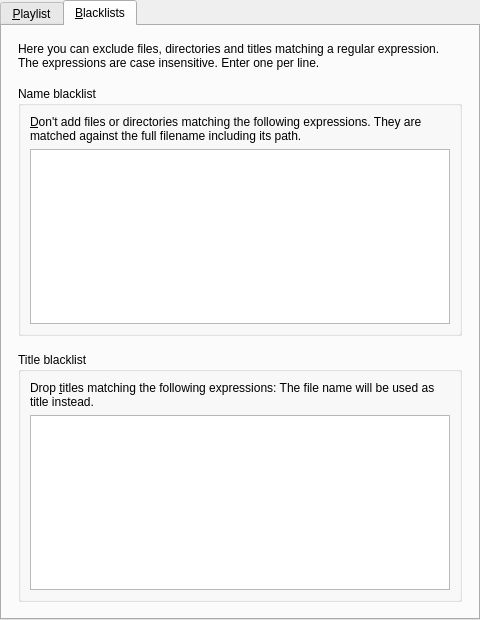
The window that src/gui/pref/playlistsection.ui (wilbert2000/wzplayer) describes before a commit, drawn with Qt 5.
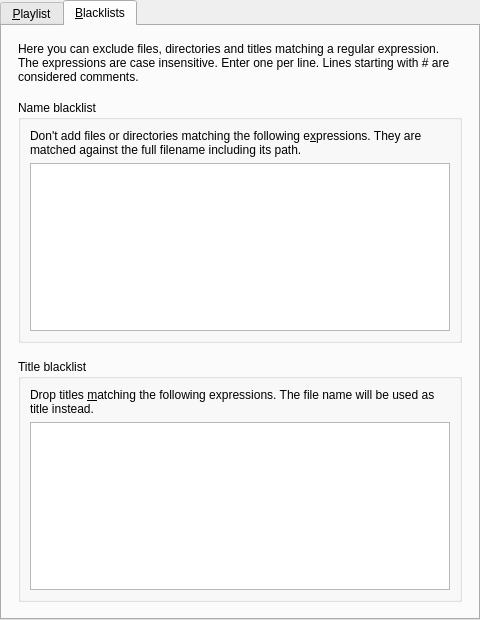
The same window after the commit. The open tabs and pages were chosen to show the change.

Commit message: Allow comments in blacklists

Patch:
```diff
--- a/src/gui/pref/playlistsection.ui
+++ b/src/gui/pref/playlistsection.ui
@@ -203,7 +203,7 @@
        <item>
         <widget class="QLabel" name="label_2">
          <property name="text">
-          <string>Here you can exclude files, directories and titles matching a regular expression. The expressions are case insensitive. Enter one per line.</string>
+          <string>Here you can exclude files, directories and titles matching a regular expression. The expressions are case insensitive. Enter one per line. Lines starting with # are considered comments.</string>
          </property>
          <property name="wordWrap">
           <bool>true</bool>
@@ -222,7 +222,7 @@
           <item>
            <widget class="QLabel" name="name_blacklist_label">
             <property name="text">
-             <string>&amp;Don't add files or directories matching the following expressions. They are matched against the full filename including its path.</string>
+             <string>Don't add files or directories matching the following e&amp;xpressions. They are matched against the full filename including its path.</string>
             </property>
             <property name="wordWrap">
              <bool>true</bool>
@@ -257,7 +257,7 @@
           <item>
            <widget class="QLabel" name="title_blacklist_label">
             <property name="text">
-             <string>Drop &amp;titles matching the following expressions: The file name will be used as title instead.</string>
+             <string>Drop titles &amp;matching the following expressions. The file name will be used as title instead.</string>
             </property>
             <property name="wordWrap">
              <bool>true</bool>
```
Left out of the diff: 35 changed lines with no effect on the pictures. The commit also changes 2 other files.
